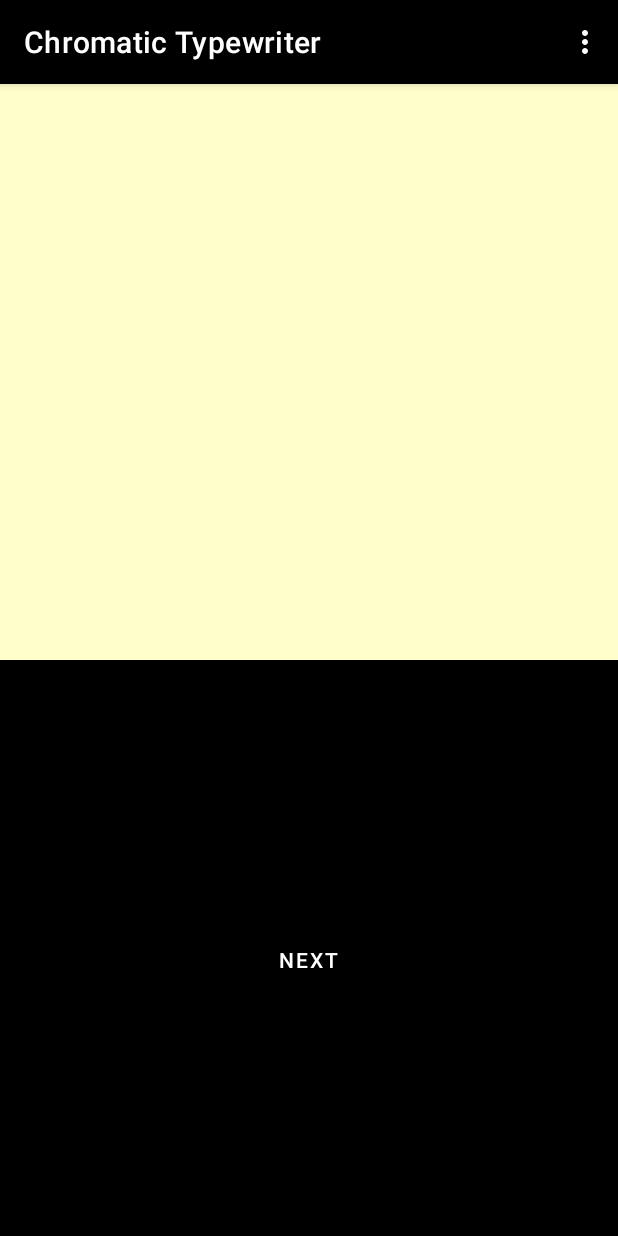
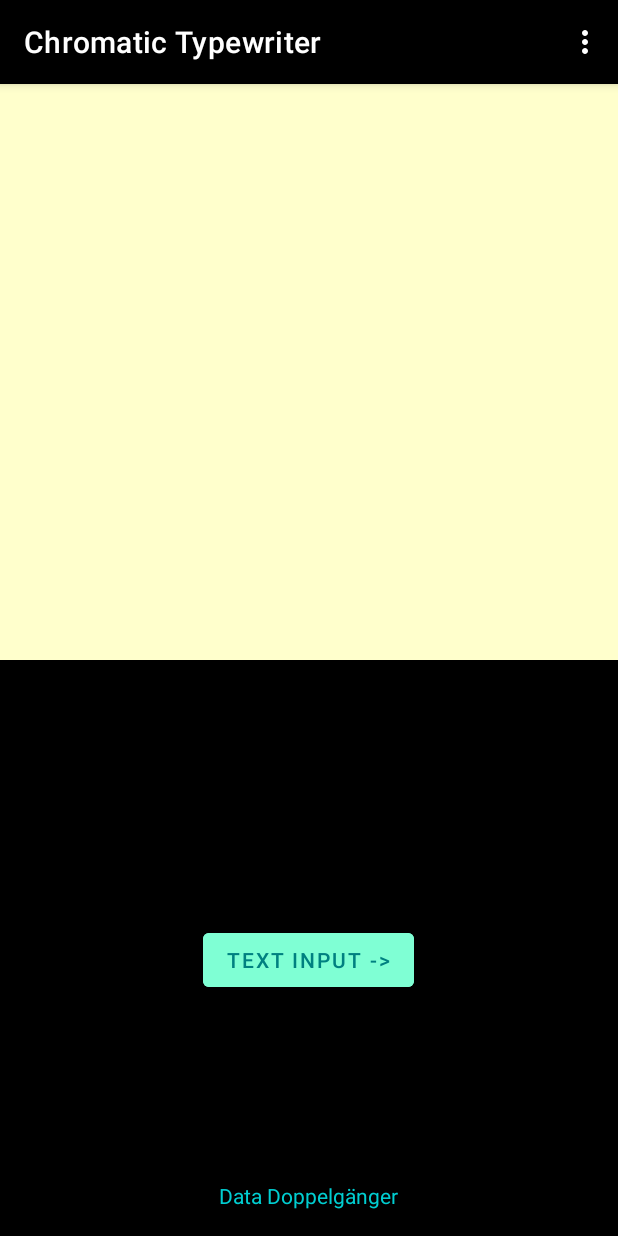
Before and after one commit to LaneSnively/Media-Creation-by-Conversion, an Android app: the screen it shows after launch (MainActivity), on a phone screen of 412 x 824 dp. Run offline under Robolectric (Android 15) with nearby library versions, the phone set to English and light mode, and no system bars; our stand-ins replace navigation-ui.

Commit message:
update buttons, change color/text

```diff
--- a/MCBC/app/src/main/res/layout/fragment_first.xml
+++ b/MCBC/app/src/main/res/layout/fragment_first.xml
@@ -27,6 +27,7 @@
         android:layout_width="wrap_content"
         android:layout_height="wrap_content"
         android:text="Data Doppelgänger"
+        android:textColor="@color/teal"
         app:layout_constraintBottom_toBottomOf="parent"
         app:layout_constraintEnd_toEndOf="parent"
         app:layout_constraintHorizontal_bias="0.498"
@@ -38,7 +39,9 @@
         android:id="@+id/button_first"
         android:layout_width="wrap_content"
         android:layout_height="wrap_content"
-        android:text="@string/next"
+        android:text="Text Input ->"
+        android:textColor="@color/tealDark"
+        android:backgroundTint="@color/tealLight"
         app:layout_constraintBottom_toBottomOf="parent"
         app:layout_constraintEnd_toEndOf="parent"
         app:layout_constraintHorizontal_bias="0.498"
```
